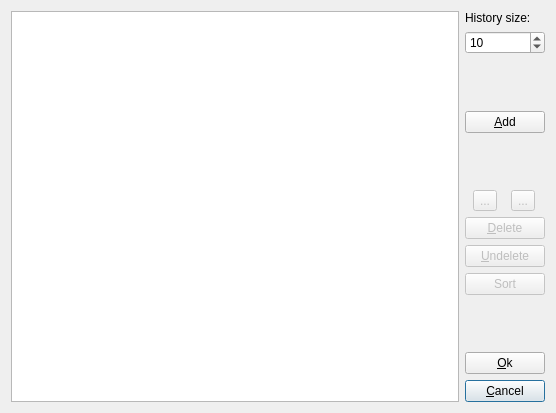
Qt form src/sourcehistory.ui (solyoma/falconG) before a commit.
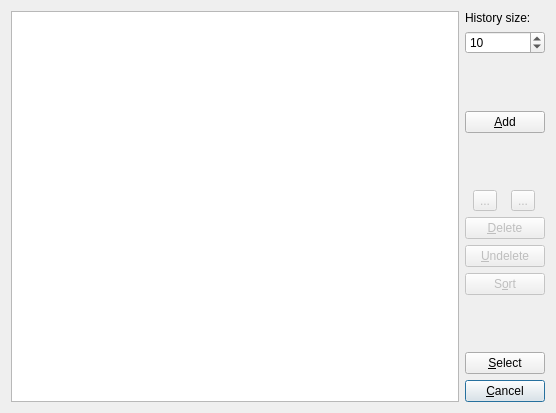
The same form after that commit. Icons and pictures are not drawn.

What changed in the file:
```diff
--- a/src/sourcehistory.ui
+++ b/src/sourcehistory.ui
@@ -132,7 +132,7 @@
           <bool>false</bool>
          </property>
          <property name="text">
-          <string>Sort</string>
+          <string>S&amp;ort</string>
          </property>
         </widget>
        </item>
@@ -152,7 +152,7 @@
        <item>
         <widget class="QPushButton" name="btnSelect">
          <property name="text">
-          <string>&amp;Ok</string>
+          <string>&amp;Select</string>
          </property>
         </widget>
        </item>
```
